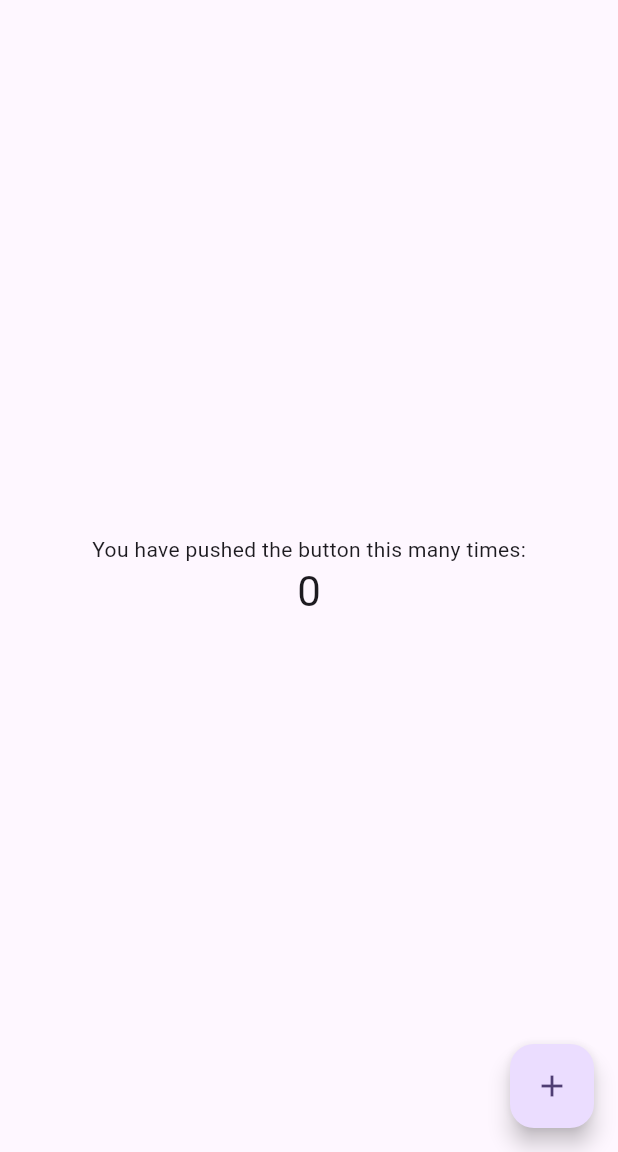
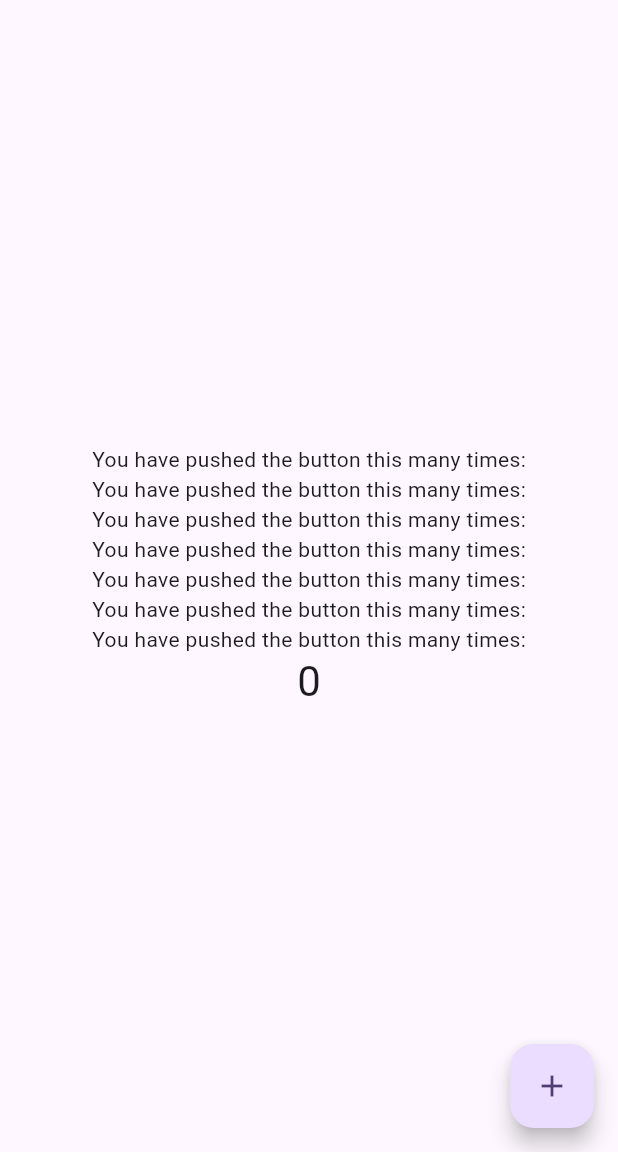
Before and after one commit to TranChinh03/automation_pipeline_actions, a Flutter app: the screen it shows after launch, on a phone screen of 412 x 824 dp, the part 84-1236 px from its top. Run offline on Flutter 3.47's test engine with Material 3 defaults, Android fonts, the phone set to English and light mode, and no system bars.

Commit message:
Add cmt 2

```diff
--- a/demo_project/lib/main.dart
+++ b/demo_project/lib/main.dart
@@ -89,6 +89,12 @@ class _MyHomePageState extends State<MyHomePage> {
           mainAxisAlignment: MainAxisAlignment.center,
           children: <Widget>[
             const Text('You have pushed the button this many times:'),
+            const Text('You have pushed the button this many times:'),
+            const Text('You have pushed the button this many times:'),
+            const Text('You have pushed the button this many times:'),
+            const Text('You have pushed the button this many times:'),
+            const Text('You have pushed the button this many times:'),
+            const Text('You have pushed the button this many times:'),
             Text(
               '$_counter',
               style: Theme.of(context).textTheme.headlineMedium,
```
